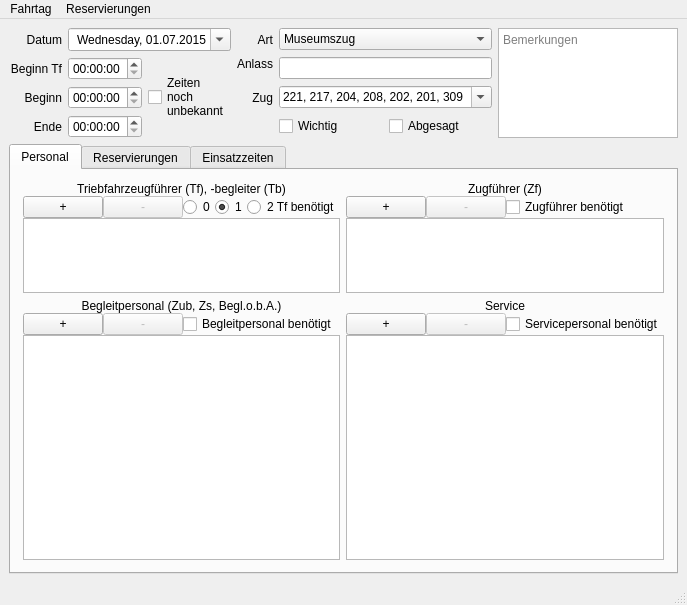
Before: the Qt Designer form Programm/epl_gui/fahrtagwindow.ui in philjosch/Einsatzplaner, drawn with Qt 5.
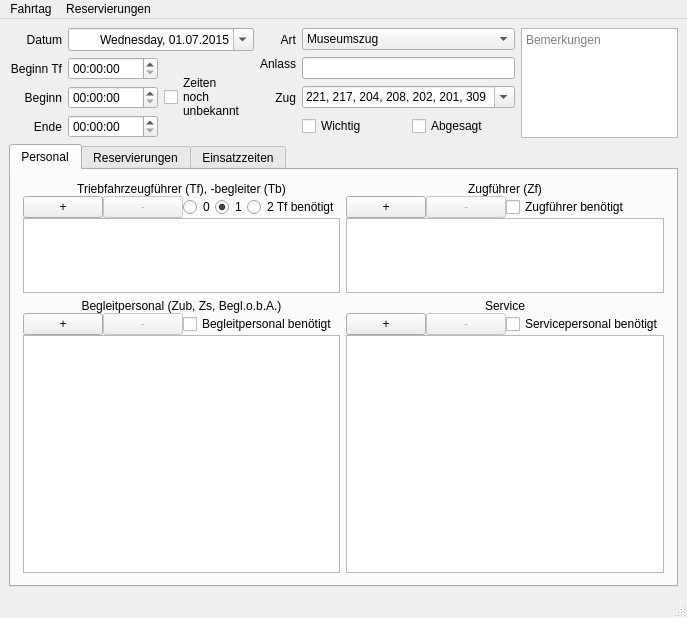
After: the same form once the commit is applied. Icons and pictures are not drawn.

Commit message:
Interne UI-Verbesserung
Icons an weiteren Stellen konfiguriert. Verschiedene Werte auf Standardeinstellungen zurückgesetzt

```diff
--- a/Programm/epl_gui/fahrtagwindow.ui
+++ b/Programm/epl_gui/fahrtagwindow.ui
@@ -7,7 +7,7 @@
     <x>0</x>
     <y>0</y>
     <width>676</width>
-    <height>605</height>
+    <height>618</height>
    </rect>
   </property>
   <property name="windowTitle">
@@ -1641,7 +1641,7 @@
      </widget>
     </item>
     <item row="0" column="0">
-     <layout class="QGridLayout" name="gridLayout" rowstretch="0,0,0,1" columnstretch="0,0,0,0,0,0,1">
+     <layout class="QGridLayout" name="gridLayout" rowstretch="0,0,0,1" columnstretch="0,0,0,0,0,0,1" columnminimumwidth="0,90,90,0,0,0,0">
       <item row="0" column="0">
        <widget class="QLabel" name="labelDatum">
         <property name="text">
```
Left out of the diff: 21 changed lines with no effect on the pictures. The commit also changes 4 other files.
